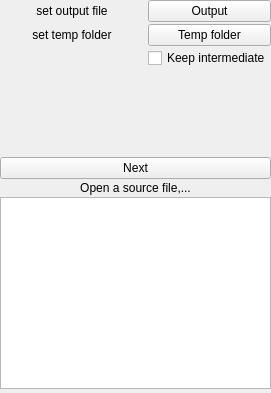
Above: mkvcutter.ui from Selur/MKVCutter before the change. Below: the same form after it.
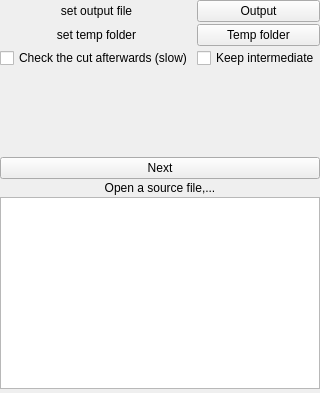
That is the form after the change. The open tabs and pages were chosen to show the change. Custom widgets are drawn as their Qt base class.

Commit message:
Add an optional frame hash check of the finished cut
Decodes the requested source frames and the output, hashes both and
compares them position by position. Reports how many frames are
identical and, if the output matches better at a constant shift, that
the cut sits in the wrong place.

Off by default since it costs a full decode: checkbox on the output
page, button in the finished dialog, --clinput=verify:on for scripts.

What changed in the file:
```diff
--- a/mkvcutter.ui
+++ b/mkvcutter.ui
@@ -195,6 +195,22 @@
          </property>
         </spacer>
        </item>
+       <item row="2" column="0">
+        <widget class="QCheckBox" name="verifyCheckBox">
+         <property name="sizePolicy">
+          <sizepolicy hsizetype="Fixed" vsizetype="Fixed">
+           <horstretch>0</horstretch>
+           <verstretch>0</verstretch>
+          </sizepolicy>
+         </property>
+         <property name="toolTip">
+          <string>Decodes the output and the requested source frames and compares them. Reliable, but it takes a while.</string>
+         </property>
+         <property name="text">
+          <string>Check the cut afterwards (slow)</string>
+         </property>
+        </widget>
+       </item>
        <item row="2" column="1">
         <widget class="QCheckBox" name="keepIntermediateCheckBox">
          <property name="sizePolicy">
```
The commit also changes 7 other files.
